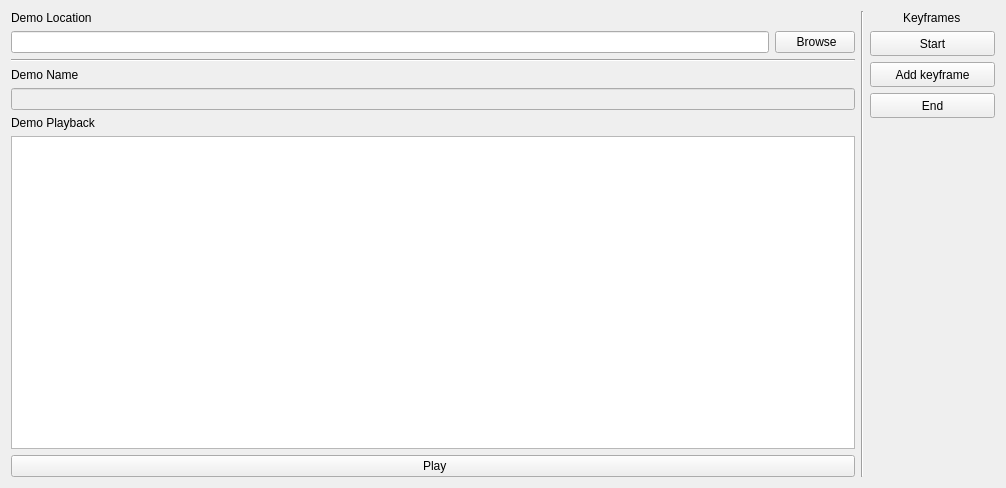
Qt form rqt_kinesthetic_teaching/resource/KinestheticTeaching.ui (HLP-R/hlpr_kinesthetic_teaching) before a commit.
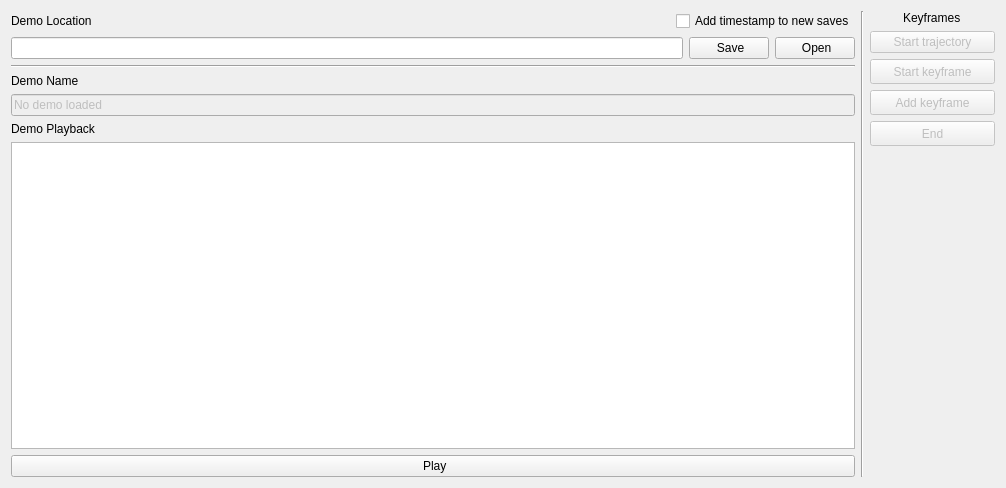
The same form after that commit. Icons and pictures are not drawn.

Commit message: Improve UI and add a save button with separate semantics and options

```diff
--- a/rqt_kinesthetic_teaching/resource/KinestheticTeaching.ui
+++ b/rqt_kinesthetic_teaching/resource/KinestheticTeaching.ui
@@ -17,32 +17,96 @@
    <item>
     <layout class="QVBoxLayout" name="verticalLayout">
      <item>
-      <layout class="QGridLayout" name="gridLayout">
-       <item row="1" column="1">
-        <widget class="QPushButton" name="demoLocationButton">
-         <property name="text">
-          <string> Browse</string>
-         </property>
-         <property name="icon">
-          <iconset theme="document-open"/>
-         </property>
-        </widget>
+      <layout class="QVBoxLayout" name="verticalLayout_3">
+       <item>
+        <layout class="QHBoxLayout" name="horizontalLayout_3">
+         <item>
+          <widget class="QLabel" name="demoLocationLabel">
+           <property name="maximumSize">
+            <size>
+             <width>16777215</width>
+             <height>20</height>
+            </size>
+           </property>
+           <property name="text">
+            <string>Demo Location</string>
+           </property>
+          </widget>
+         </item>
+         <item>
+          <spacer name="horizontalSpacer_3">
+           <property name="orientation">
+            <enum>Qt::Horizontal</enum>
+           </property>
+           <property name="sizeHint" stdset="0">
+            <size>
+             <width>40</width>
+             <height>20</height>
+            </size>
+           </property>
+          </spacer>
+         </item>
+         <item alignment="Qt::AlignRight">
+          <widget class="QCheckBox" name="shouldTimestamp">
+           <property name="text">
+            <string>Add timestamp to new saves</string>
+           </property>
+          </widget>
+         </item>
+        </layout>
        </item>
-       <item row="0" column="0">
-        <widget class="QLabel" name="demoLocationLabel">
-         <property name="maximumSize">
-          <size>
-           <width>16777215</width>
-           <height>20</height>
-          </size>
-         </property>
-         <property name="text">
-          <string>Demo Location</string>
-         </property>
-        </widget>
-       </item>
-       <item row="1" column="0">
-        <widget class="QLineEdit" name="demoLocation"/>
+       <item>
+        <layout class="QHBoxLayout" name="horizontalLayout_2">
+         <item>
+          <widget class="QLineEdit" name="demoLocation"/>
+         </item>
+         <item>
+          <widget class="QPushButton" name="demoLocationSaveButton">
+           <property name="minimumSize">
+            <size>
+             <width>80</width>
+             <height>0</height>
+            </size>
+           </property>
+           <property name="maximumSize">
+            <size>
+             <width>125</width>
+             <height>16777215</height>
+            </size>
+           </property>
+           <property name="text">
+            <string> Save</string>
+           </property>
+           <property name="icon">
+            <iconset theme="document-save-as">
+             <normaloff>.</normaloff>.</iconset>
+           </property>
+          </widget>
+         </item>
+         <item>
+          <widget class="QPushButton" name="demoLocationButton">
+           <property name="minimumSize">
+            <size>
+             <width>80</width>
+             <height>0</height>
+            </size>
+           </property>
+           <property name="maximumSize">
+            <size>
+             <width>125</width>
+             <height>16777215</height>
+            </size>
+           </property>
+           <property name="text">
+            <string> Open</string>
+           </property>
+           <property name="icon">
+            <iconset theme="document-open">
+             <normaloff>.</normaloff>.</iconset>
+           </property>
+          </widget>
+         </item>
+        </layout>
        </item>
       </layout>
      </item>
@@ -60,6 +124,9 @@
          <property name="enabled">
           <bool>false</bool>
          </property>
+         <property name="text">
+          <string>No demo loaded</string>
+         </property>
         </widget>
        </item>
        <item row="0" column="0">
@@ -122,8 +189,24 @@
        </property>
       </widget>
      </item>
+     <item>
+      <widget class="QPushButton" name="startTrajectoryButton">
+       <property name="enabled">
+        <bool>false</bool>
+       </property>
+       <property name="toolTip">
+        <string>Start a trajectory demonstration</string>
+       </property>
+       <property name="text">
+        <string>Start trajectory</string>
+       </property>
+      </widget>
+     </item>
      <item alignment="Qt::AlignRight">
       <widget class="QPushButton" name="startButton">
+       <property name="enabled">
+        <bool>false</bool>
+       </property>
        <property name="minimumSize">
         <size>
          <width>125</width>
@@ -137,12 +220,15 @@
         </size>
        </property>
        <property name="text">
-        <string>Start</string>
+        <string>Start keyframe</string>
        </property>
       </widget>
      </item>
      <item alignment="Qt::AlignRight">
       <widget class="QPushButton" name="addButton">
+       <property name="enabled">
+        <bool>false</bool>
+       </property>
        <property name="minimumSize">
         <size>
          <width>125</width>
@@ -162,6 +248,9 @@
      </item>
      <item alignment="Qt::AlignRight">
       <widget class="QPushButton" name="endButton">
+       <property name="enabled">
+        <bool>false</bool>
+       </property>
        <property name="minimumSize">
         <size>
          <width>125</width>
```
Left out of the diff: 12 changed lines with no effect on the pictures. The commit also changes 1 other file.
